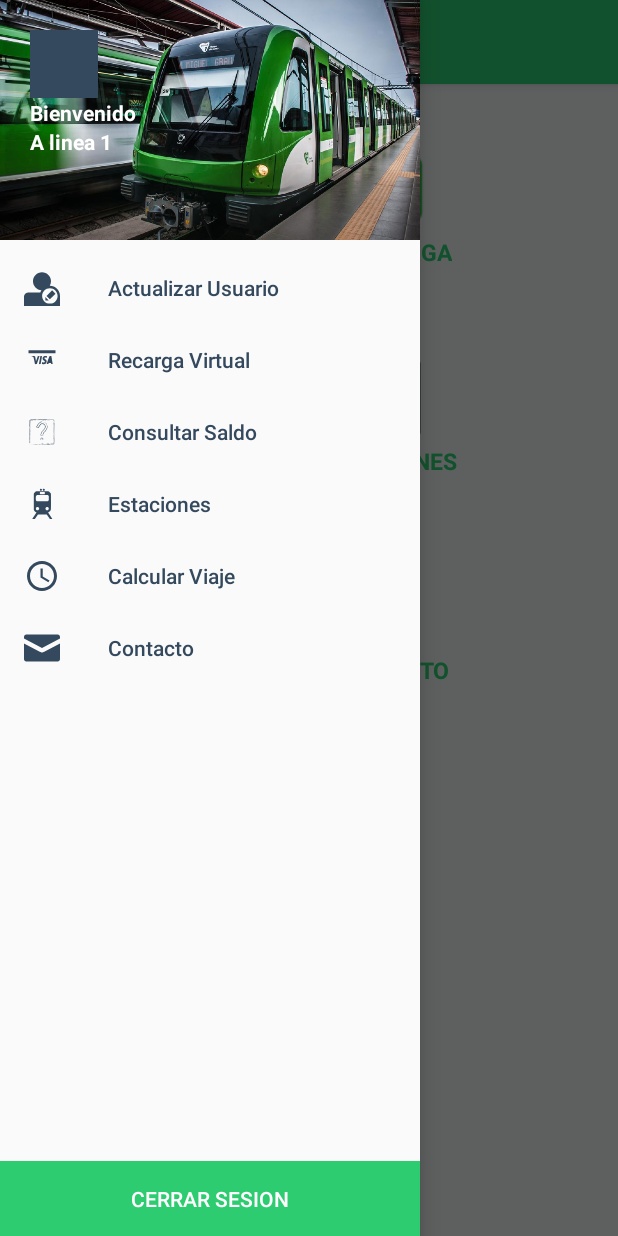
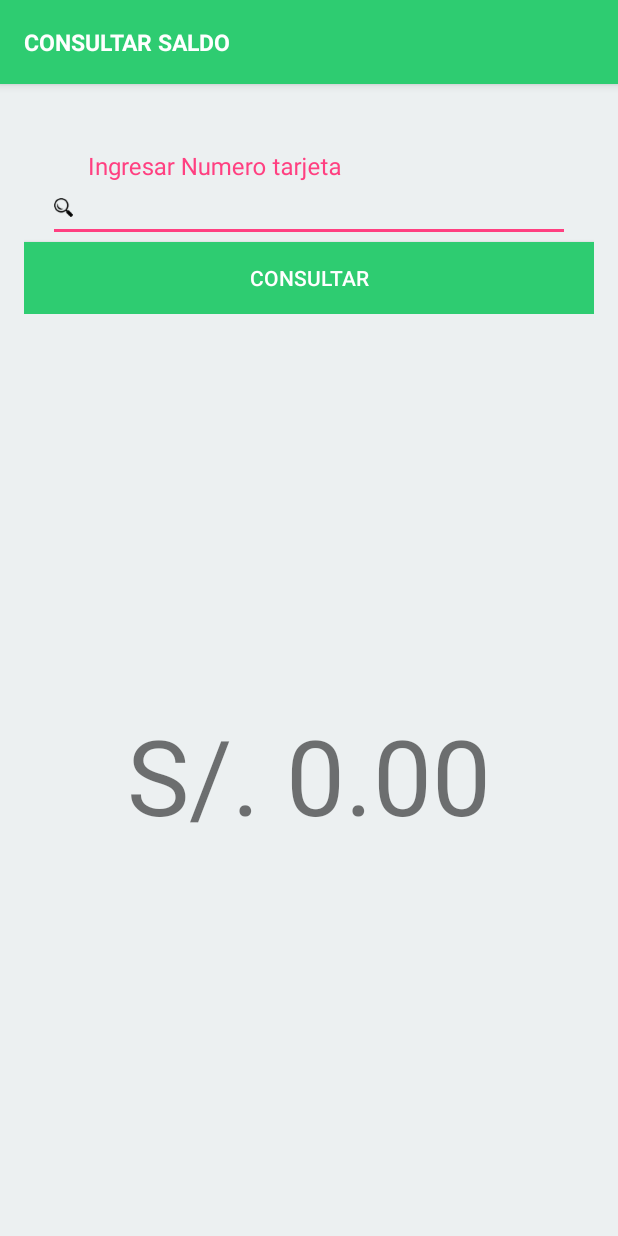
Before and after one commit to Visionary2017/Linea_1, an Android app: the MenuPrincipalActivity screen opened directly, with no data from a screen before it, in the side drawer, after a tap on "Consultar Saldo", on a phone screen of 412 x 824 dp. Run offline under Robolectric (Android 15) with nearby library versions, the phone set to English and light mode, and no system bars.

Commit message:
CAMBIOS DE ANGEL MAMANI

```diff
--- a/AppLinea1/app/src/main/AndroidManifest.xml
+++ b/AppLinea1/app/src/main/AndroidManifest.xml
@@ -48,7 +48,8 @@
             android:name=".Lista_Estaciones"
             android:label="Estaciones" />
         <activity android:name=".activity_calcular_viaje" />
-        <activity android:name=".activity_resultado_calcular_viaje"></activity>
+        <activity android:name=".activity_resultado_calcular_viaje" />
+        <activity android:name=".consulta_saldo"></activity>
     </application>
 
 </manifest>
--- a/AppLinea1/app/src/main/java/pe/edu/sise/applinea1/MenuPrincipalActivity.java
+++ b/AppLinea1/app/src/main/java/pe/edu/sise/applinea1/MenuPrincipalActivity.java
@@ -41,7 +41,7 @@ public class MenuPrincipalActivity extends AppCompatActivity {
         recarga = (ImageButton) findViewById(R.id.btnRecargar);
         calcu_Viaje = (ImageButton) findViewById(R.id.btnCalcular_Viaje);
         estacion=(ImageButton)findViewById(R.id.btnEstaciones);
-
+        consul_Saldo = (ImageButton)findViewById(R.id.btnConsultarSaldo);
         navigationView.setNavigationItemSelectedListener(new NavigationView.OnNavigationItemSelectedListener() {
             @Override
             public boolean onNavigationItemSelected(@NonNull MenuItem item) {
@@ -57,7 +57,8 @@ public class MenuPrincipalActivity extends AppCompatActivity {
                         startActivity(e);
                         break;
                     case R.id.mnuSaldo:
-
+                        Intent s=new Intent(getApplicationContext(), consulta_saldo.class);
+                        startActivity(s);
                         break;
                     case R.id.mnuEstacion:
                         Intent o=new Intent(getApplicationContext(),Lista_Estaciones.class);
@@ -122,6 +123,12 @@ public class MenuPrincipalActivity extends AppCompatActivity {
                 startActivity(i);
             }
         });
-
+        consul_Saldo.setOnClickListener(new View.OnClickListener() {
+            @Override
+            public void onClick(View v) {
+                Intent i = new Intent(getApplicationContext(),consulta_saldo.class);
+                startActivity(i);
+            }
+        });
     }
 }
--- /dev/null
+++ b/AppLinea1/app/src/main/java/pe/edu/sise/applinea1/consulta_saldo.java
@@ -0,0 +1,13 @@
+package pe.edu.sise.applinea1;
+
+import android.support.v7.app.AppCompatActivity;
+import android.os.Bundle;
+
+public class consulta_saldo extends AppCompatActivity {
+
+    @Override
+    protected void onCreate(Bundle savedInstanceState) {
+        super.onCreate(savedInstanceState);
+        setContentView(R.layout.activity_consulta_saldo);
+    }
+}
--- /dev/null
+++ b/AppLinea1/app/src/main/res/layout/activity_consulta_saldo.xml
@@ -0,0 +1,171 @@
+<?xml version="1.0" encoding="utf-8"?>
+<android.support.v4.widget.DrawerLayout xmlns:android="http://schemas.android.com/apk/res/android"
+    xmlns:app="http://schemas.android.com/apk/res-auto"
+    xmlns:tools="http://schemas.android.com/tools"
+    android:id="@+id/activity_consulta_recarga"
+    android:layout_width="match_parent"
+    android:layout_height="match_parent"
+    android:background="@android:color/transparent">
+
+    <LinearLayout
+        android:layout_width="match_parent"
+        android:layout_height="match_parent"
+        android:orientation="vertical">
+
+
+        <android.support.design.widget.AppBarLayout
+            android:id="@+id/scheduleAppBarMain"
+            android:layout_width="match_parent"
+            android:layout_height="match_parent"
+            >
+
+            <android.support.v7.widget.Toolbar
+                android:id="@+id/toolbar_top"
+                android:layout_height="wrap_content"
+                android:layout_width="match_parent"
+                android:elevation="4dp"
+                android:minHeight="?attr/actionBarSize"
+                android:background="@drawable/btn_rectangulo"
+                app:theme="@style/ThemeOverlay.AppCompat.Dark.ActionBar" >
+
+                <LinearLayout
+                    android:layout_width="match_parent"
+                    android:layout_height="match_parent"
+                    android:orientation="horizontal"
+                    android:textAlignment="center">
+
+                    <TextView
+                        android:id="@+id/toolbar_title"
+                        android:layout_width="wrap_content"
+                        android:layout_height="wrap_content"
+                        android:layout_gravity="center"
+                        android:textColor="@color/White"
+                        android:text="@string/txt_consulta_saldo"
+                        android:textSize="15sp"
+                        android:textStyle="bold"/>
+
+                </LinearLayout>
+
+
+            </android.support.v7.widget.Toolbar>
+
+            <LinearLayout
+                android:id="@+id/linear_consulta_saldo"
+                android:layout_width="match_parent"
+                android:layout_height="match_parent"
+                android:background="@color/colorPrimary"
+                android:orientation="vertical"
+                android:paddingLeft="16dp"
+                android:paddingRight="16dp"
+                android:paddingTop="16dp"
+                app:layout_behavior="@string/appbar_scrolling_view_behavior">
+
+
+                <LinearLayout
+                    android:id="@+id/linear_consulta_second"
+                    android:layout_width="match_parent"
+                    android:layout_height="wrap_content"
+                    android:layout_marginTop="10dp"
+                    android:background="@color/colorPrimary"
+                    android:gravity="center"
+                    android:orientation="vertical">
+
+                    <LinearLayout
+                        android:id="@+id/linear_login_secundary"
+                        android:layout_width="match_parent"
+                        android:layout_height="wrap_content"
+                        android:layout_marginTop="20dp"
+                        android:gravity="center"
+                        android:orientation="vertical"
+                        android:paddingLeft="16dp"
+                        android:paddingRight="16dp">
+
+                        <android.support.design.widget.TextInputLayout
+                            android:id="@+id/tilCuenta"
+                            android:layout_width="match_parent"
+                            android:layout_height="wrap_content"
+                            android:textSize="17sp"
+                            app:hintTextAppearance="@style/TextAppearence.App.TextInputLayout">
+
+                            <EditText
+                                android:id="@+id/etNumCuenta"
+                                android:layout_width="match_parent"
+                                android:layout_height="wrap_content"
+                                android:drawableLeft="@drawable/ic_search"
+                                android:drawablePadding="10dp"
+                                android:hint="@string/txt_ingresar_numero_tarjeta"
+                                android:inputType="number"
+                                android:password="false"
+                                android:textColor="@color/Black"
+                                android:textSize="17sp"
+                                tools:inputType="number" />
+
+                        </android.support.design.widget.TextInputLayout>
+
+                    </LinearLayout>
+
+                    <android.support.v7.widget.AppCompatButton
+                        android:id="@+id/btnSiguienteRecargar"
+                        android:layout_width="match_parent"
+                        android:layout_height="wrap_content"
+                        android:background="@drawable/btn_rectangulo"
+                        android:gravity="center_horizontal|center"
+                        android:padding="6dp"
+                        android:text="@string/txt_consulta"
+                        android:textColor="@color/White"
+                        android:theme="@style/FaceButtonStyle" />
+
+                </LinearLayout>
+
+
+                <LinearLayout
+                    android:id="@+id/linear_detalle_consulta"
+                    android:layout_width="match_parent"
+                    android:layout_height="match_parent"
+                    android:orientation="vertical"
+                    android:background="@color/colorPrimary"
+                    android:gravity="center"
+                    >
+
+                    <TextView
+                        android:layout_width="match_parent"
+                        android:layout_height="wrap_content"
+                        android:text="S/. 0.00"
+                        android:textAlignment="center"
+                        android:textSize="70dp"
+                        />
+
+
+                </LinearLayout>
+
+
+            </LinearLayout>
+
+        </android.support.design.widget.AppBarLayout>
+    </LinearLayout>
+
+    <android.support.design.widget.NavigationView
+        android:id="@+id/navview"
+        app:headerLayout="@layout/cabecera"
+        android:layout_height="match_parent"
+        android:layout_width="wrap_content"
+        app:itemTextColor="@color/Black"
+        app:itemIconTint="@color/Black"
+        app:menu="@menu/drawermenu"
+
+        android:layout_gravity="start">
+
+        <Button
+            android:id="@+id/btnCerrarSesion"
+            android:layout_width="match_parent"
+            android:layout_height="50dp"
+            android:layout_gravity="bottom"
+            android:background="@drawable/btn_rectangulo"
+            android:text="Cerrar Sesion"
+            android:textColor="@color/White"
+            android:theme="@style/FaceButtonStyle" />
+
+    </android.support.design.widget.NavigationView>
+
+
+</android.support.v4.widget.DrawerLayout>
--- a/AppLinea1/app/src/main/res/values/strings.xml
+++ b/AppLinea1/app/src/main/res/values/strings.xml
@@ -25,4 +25,7 @@
     <!-- TODO: Remove or change this placeholder text -->
     <string name="hello_blank_fragment">Hello blank fragment</string>
 
+    <string name="txt_consulta_saldo">CONSULTAR SALDO</string>
+    <string name="txt_ingresar_numero_tarjeta">Ingresar Numero tarjeta</string>
+    <string name="txt_consulta">CONSULTAR</string>
 </resources>
```
Also changed, not shown: AppLinea1/app/src/main/res/drawable-hdpi/ic_search.png (added), AppLinea1/app/src/main/res/drawable-mdpi/ic_search.png (added), AppLinea1/app/src/main/res/drawable-xhdpi/ic_search.png (added), AppLinea1/app/src/main/res/drawable-xxhdpi/ic_search.png (added), AppLinea1/app/src/main/res/drawable-xxxhdpi/ic_search.png (added).
